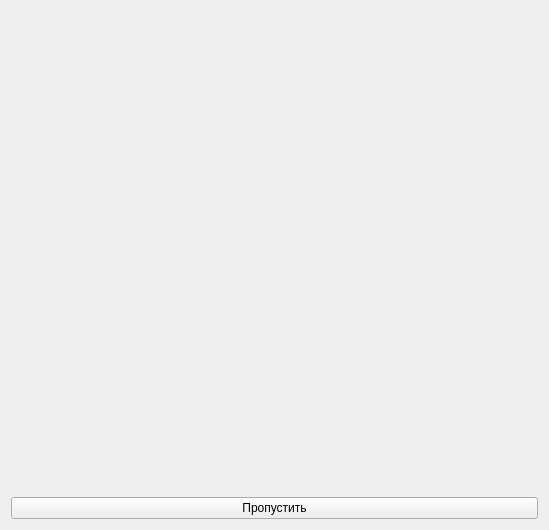
The window that ui/break_window.ui (waire-p/EyeSA) describes before a commit, drawn with Qt 5.
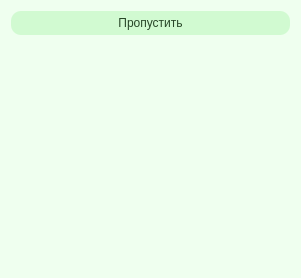
The same window after the commit.

What changed in the file:
```diff
--- a/ui/break_window.ui
+++ b/ui/break_window.ui
@@ -6,8 +6,8 @@
    <rect>
     <x>0</x>
     <y>0</y>
-    <width>549</width>
-    <height>530</height>
+    <width>301</width>
+    <height>278</height>
    </rect>
   </property>
   <property name="sizePolicy">
@@ -19,21 +19,35 @@
   <property name="windowTitle">
    <string/>
   </property>
+  <property name="styleSheet">
+   <string notr="true">font: 16pt &quot;Bahnschrift&quot;;
+background-color: rgb(239, 255, 239);</string>
+  </property>
   <layout class="QVBoxLayout" name="verticalLayout">
-   <item>
-    <widget class="QLabel" name="label">
-     <property name="text">
-      <string/>
-     </property>
-    </widget>
-   </item>
    <item>
     <widget class="QPushButton" name="skip_button">
+     <property name="styleSheet">
+      <string notr="true">border-radius: 10px;
+color: rgb(40, 70, 40);
+transition: .2s linear;
+background-color: rgb(209, 250, 209);
+padding:5px;
+padding-left: 10px;
+padding-right: 10px;
+</string>
+     </property>
      <property name="text">
       <string>Пропустить</string>
      </property>
     </widget>
    </item>
+   <item>
+    <widget class="QLabel" name="label">
+     <property name="text">
+      <string/>
+     </property>
+    </widget>
+   </item>
   </layout>
  </widget>
  <resources/>
```
